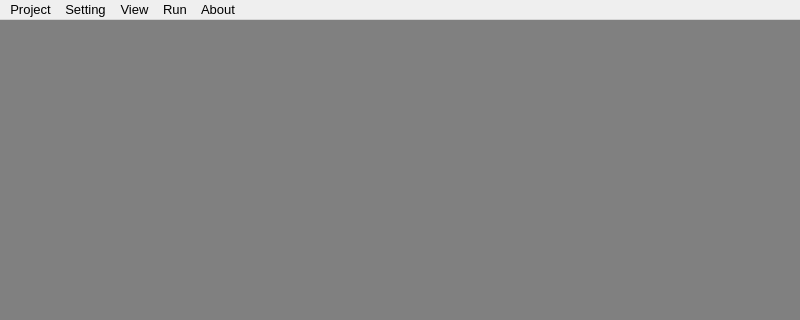
Qt form UI/MainProject.ui (USTC-IMCL/subject-LFIQA-software) before a commit; both pictures show x 0 to 800 and y 0 to 320 of the 800 by 600 pixel window.
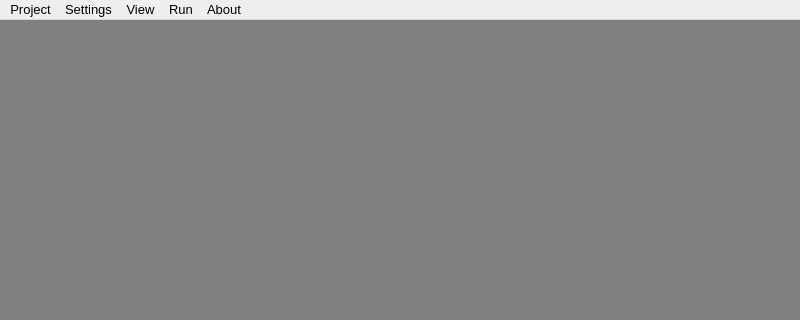
The same form after that commit. Icons and pictures are not drawn.

```diff
--- a/UI/MainProject.ui
+++ b/UI/MainProject.ui
@@ -84,7 +84,7 @@
      <x>0</x>
      <y>0</y>
      <width>800</width>
-     <height>23</height>
+     <height>24</height>
     </rect>
    </property>
    <property name="font">
@@ -103,7 +103,7 @@
    </widget>
    <widget class="QMenu" name="menuSetting">
     <property name="title">
-     <string>Setting</string>
+     <string>Settings</string>
     </property>
     <widget class="QMenu" name="menuFont_Size">
      <property name="title">
```
Left out of the diff: 19 changed lines with no effect on the pictures.
